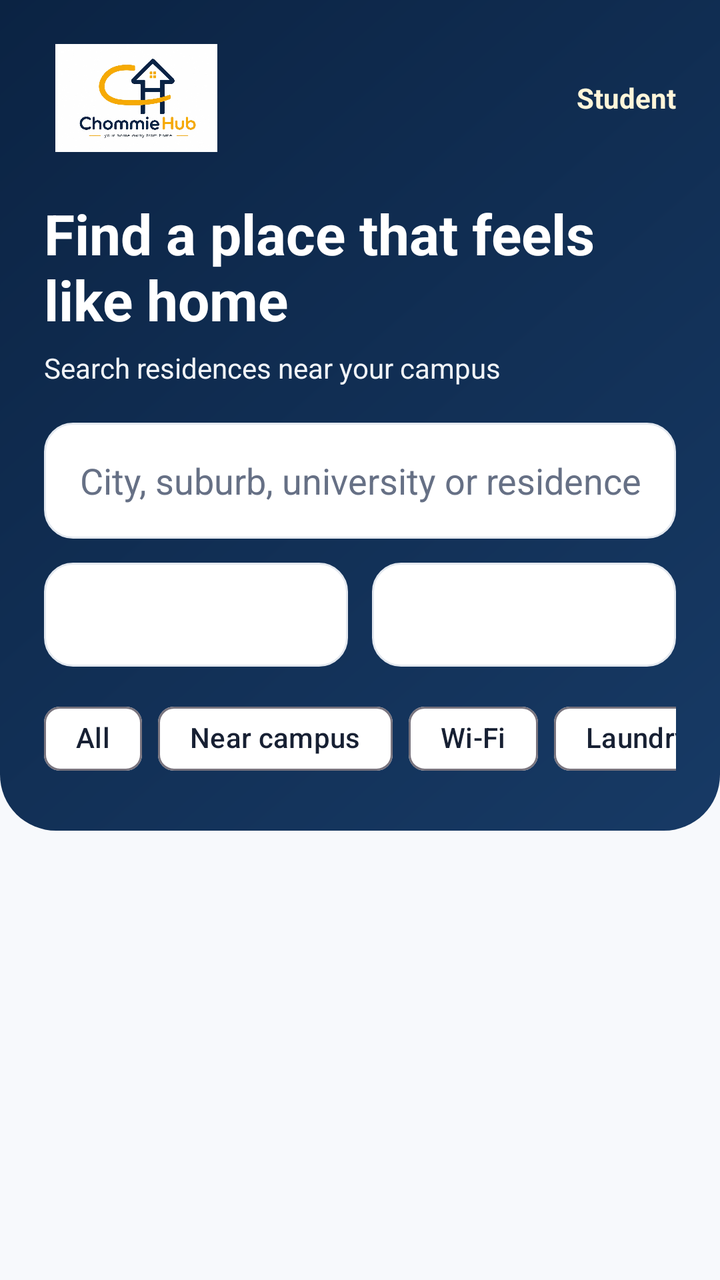
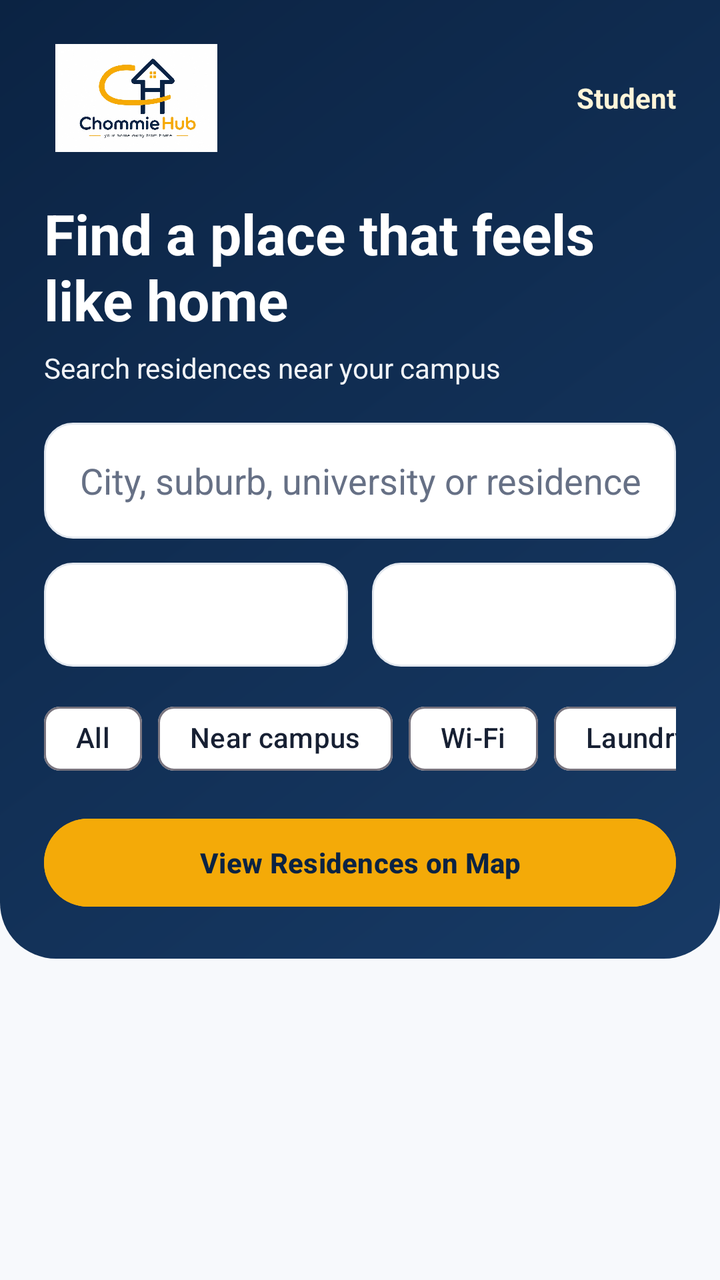

The first picture is an Android layout as it rendered before a commit; the second is the same layout after the commit. The layout source and the unified diff follow.
<!-- AndroidManifest.xml: application theme Theme.ChommieHub -->
<!-- res/layout/fragment_student_home.xml -->
<?xml version="1.0" encoding="utf-8"?>
<androidx.constraintlayout.widget.ConstraintLayout
    xmlns:android="http://schemas.android.com/apk/res/android"
    xmlns:app="http://schemas.android.com/apk/res-auto"
    android:layout_width="match_parent"
    android:layout_height="match_parent"
    android:background="@color/chommie_background">

    <LinearLayout
        android:id="@+id/heroSection"
        android:layout_width="match_parent"
        android:layout_height="wrap_content"
        android:background="@drawable/bg_navy_hero"
        android:orientation="vertical"
        android:padding="22dp"
        app:layout_constraintEnd_toEndOf="parent"
        app:layout_constraintStart_toStartOf="parent"
        app:layout_constraintTop_toTopOf="parent">

        <LinearLayout
            android:layout_width="match_parent"
            android:layout_height="wrap_content"
            android:gravity="center_vertical">

            <ImageView
                android:layout_width="92dp"
                android:layout_height="54dp"
                android:contentDescription="@string/logo_description"
                android:scaleType="centerInside"
                android:src="@drawable/chommiehub_logo" />

            <Space
                android:layout_width="0dp"
                android:layout_height="1dp"
                android:layout_weight="1" />

            <TextView
                android:layout_width="wrap_content"
                android:layout_height="wrap_content"
                android:text="@string/role_student"
                android:textColor="@color/chommie_gold_soft"
                android:textStyle="bold" />

        </LinearLayout>

        <TextView
            android:layout_width="match_parent"
            android:layout_height="wrap_content"
            android:layout_marginTop="22dp"
            android:text="@string/home_hero_title"
            android:textColor="@color/white"
            android:textSize="28sp"
            android:textStyle="bold" />

        <TextView
            android:layout_width="match_parent"
            android:layout_height="wrap_content"
            android:layout_marginTop="6dp"
            android:text="@string/home_hero_subtitle"
            android:textColor="@color/chommie_surface_secondary" />

        <EditText
            android:id="@+id/etSearch"
            android:layout_width="match_parent"
            android:layout_height="58dp"
            android:layout_marginTop="18dp"
            android:background="@drawable/bg_input"
            android:hint="@string/hint_search"
            android:imeOptions="actionSearch"
            android:inputType="text"
            android:paddingHorizontal="18dp"
            android:textColor="@color/chommie_text_primary"
            android:textColorHint="@color/chommie_text_secondary" />

        <LinearLayout
            android:layout_width="match_parent"
            android:layout_height="wrap_content"
            android:layout_marginTop="12dp"
            android:orientation="horizontal">

            <Spinner
                android:id="@+id/spArea"
                android:layout_width="0dp"
                android:layout_height="52dp"
                android:layout_marginEnd="6dp"
                android:layout_weight="1"
                android:background="@drawable/bg_input"
                android:paddingHorizontal="10dp" />

            <Spinner
                android:id="@+id/spSort"
                android:layout_width="0dp"
                android:layout_height="52dp"
                android:layout_marginStart="6dp"
                android:layout_weight="1"
                android:background="@drawable/bg_input"
                android:paddingHorizontal="10dp" />

        </LinearLayout>

        <HorizontalScrollView
            android:layout_width="match_parent"
            android:layout_height="wrap_content"
            android:layout_marginTop="12dp"
            android:scrollbars="none">

            <com.google.android.material.chip.ChipGroup
                android:layout_width="wrap_content"
                android:layout_height="wrap_content"
                app:singleLine="true"
                app:singleSelection="true">

                <com.google.android.material.chip.Chip
                    android:id="@+id/chipAll"
                    android:layout_width="wrap_content"
                    android:layout_height="wrap_content"
                    android:checked="true"
                    android:text="All" />

                <com.google.android.material.chip.Chip
                    android:id="@+id/chipNearCampus"
                    android:layout_width="wrap_content"
                    android:layout_height="wrap_content"
                    android:text="Near campus" />

                <com.google.android.material.chip.Chip
                    android:id="@+id/chipWifi"
                    android:layout_width="wrap_content"
                    android:layout_height="wrap_content"
                    android:text="Wi-Fi" />

                <com.google.android.material.chip.Chip
                    android:id="@+id/chipLaundry"
                    android:layout_width="wrap_content"
                    android:layout_height="wrap_content"
                    android:text="Laundry" />

                <com.google.android.material.chip.Chip
                    android:id="@+id/chipVerified"
                    android:layout_width="wrap_content"
                    android:layout_height="wrap_content"
                    android:text="Verified" />

            </com.google.android.material.chip.ChipGroup>

        </HorizontalScrollView>

    </LinearLayout>

    <androidx.recyclerview.widget.RecyclerView
        android:id="@+id/recyclerAccommodations"
        android:layout_width="match_parent"
        android:layout_height="0dp"
        android:paddingHorizontal="20dp"
        android:paddingTop="16dp"
        app:layout_constraintBottom_toBottomOf="parent"
        app:layout_constraintEnd_toEndOf="parent"
        app:layout_constraintStart_toStartOf="parent"
        app:layout_constraintTop_toBottomOf="@id/heroSection" />

    <ProgressBar
        android:id="@+id/progressHome"
        android:layout_width="wrap_content"
        android:layout_height="wrap_content"
        app:layout_constraintBottom_toBottomOf="parent"
        app:layout_constraintEnd_toEndOf="parent"
        app:layout_constraintStart_toStartOf="parent"
        app:layout_constraintTop_toBottomOf="@id/heroSection" />

    <TextView
        android:id="@+id/tvHomeEmpty"
        android:layout_width="wrap_content"
        android:layout_height="wrap_content"
        android:gravity="center"
        android:text="No residences match your current search or filters."
        android:textColor="@color/chommie_text_secondary"
        android:visibility="gone"
        app:layout_constraintBottom_toBottomOf="parent"
        app:layout_constraintEnd_toEndOf="parent"
        app:layout_constraintStart_toStartOf="parent"
        app:layout_constraintTop_toBottomOf="@id/heroSection" />

    <TextView
        android:id="@+id/tvHomeError"
        android:layout_width="wrap_content"
        android:layout_height="wrap_content"
        android:textColor="@color/chommie_danger"
        android:visibility="gone"
        app:layout_constraintBottom_toBottomOf="parent"
        app:layout_constraintEnd_toEndOf="parent"
        app:layout_constraintStart_toStartOf="parent"
        app:layout_constraintTop_toBottomOf="@id/heroSection" />

    <Button
        android:id="@+id/btnHomeRetry"
        android:layout_width="wrap_content"
        android:layout_height="wrap_content"
        android:text="Retry"
        android:visibility="gone"
        app:layout_constraintEnd_toEndOf="parent"
        app:layout_constraintStart_toStartOf="parent"
        app:layout_constraintTop_toBottomOf="@id/tvHomeError" />

</androidx.constraintlayout.widget.ConstraintLayout>
<!-- resources referenced by this layout -->
<resources>
  <color name="chommie_background">#F7F9FC</color>
  <color name="chommie_danger">#B42318</color>
  <color name="chommie_gold_soft">#FFF5D9</color>
  <color name="chommie_surface_secondary">#F1F4F8</color>
  <color name="chommie_text_primary">#172033</color>
  <color name="chommie_text_secondary">#667085</color>
  <color name="white">#FFFFFF</color>
  <!-- drawable bg_input (drawable) -->
  <?xml version="1.0" encoding="utf-8"?>
  <shape xmlns:android="http://schemas.android.com/apk/res/android"
      android:shape="rectangle">
  
      <solid android:color="@color/chommie_surface" />
      <corners android:radius="14dp" />
      <stroke
          android:width="1dp"
          android:color="@color/chommie_border" />
      <padding
          android:left="16dp"
          android:top="4dp"
          android:right="16dp"
          android:bottom="4dp" />
  </shape>
  <!-- drawable bg_navy_hero (drawable) -->
  <?xml version="1.0" encoding="utf-8"?>
  <shape xmlns:android="http://schemas.android.com/apk/res/android"
      android:shape="rectangle">
  
      <gradient
          android:angle="315"
          android:startColor="@color/chommie_navy"
          android:endColor="@color/chommie_navy_light" />
      <corners
          android:bottomLeftRadius="28dp"
          android:bottomRightRadius="28dp" />
  </shape>
  <!-- drawable chommiehub_logo: jpeg bitmap (drawable, 69659 bytes) -->
  <string name="hint_search">City, suburb, university or residence</string>
  <string name="home_hero_subtitle">Search residences near your campus</string>
  <string name="home_hero_title">Find a place that feels like home</string>
  <string name="logo_description">ChommieHub logo</string>
  <string name="role_student">Student</string>
  <style name="Theme.ChommieHub" parent="Base.Theme.ChommieHub" />
  <color name="chommie_surface">#FFFFFF</color>
  <color name="chommie_border">#E3E8EF</color>
  <color name="chommie_navy">#0B2343</color>
  <color name="chommie_navy_light">#173A65</color>
  <style name="Base.Theme.ChommieHub" parent="Theme.Material3.DayNight.NoActionBar">
  
          
          <item name="colorPrimary">@color/chommie_navy</item>
          <item name="colorOnPrimary">@color/white</item>
  
          
          <item name="colorSecondary">@color/chommie_gold</item>
          <item name="colorOnSecondary">@color/chommie_navy</item>
  
          
          <item name="colorSurface">@color/chommie_surface</item>
          <item name="colorOnSurface">@color/chommie_text_primary</item>
  
          
          <item name="android:windowBackground">@color/chommie_background</item>
  
          
          <item name="android:statusBarColor">@color/chommie_navy</item>
          <item name="android:navigationBarColor">@color/chommie_navy</item>
  
      </style>
  <color name="chommie_gold">#F4AA08</color>
</resources>

<!-- the commit's change to res/layout/fragment_student_home.xml (unified diff, before → after) -->
@@ -145,6 +145,16 @@
 
         </HorizontalScrollView>
 
+        <Button
+            android:id="@+id/btnAccommodationMap"
+            android:layout_width="match_parent"
+            android:layout_height="52dp"
+            android:layout_marginTop="12dp"
+            android:backgroundTint="@color/chommie_gold"
+            android:text="View Residences on Map"
+            android:textColor="@color/chommie_navy"
+            android:textStyle="bold" />
+
     </LinearLayout>
 
     <androidx.recyclerview.widget.RecyclerView
